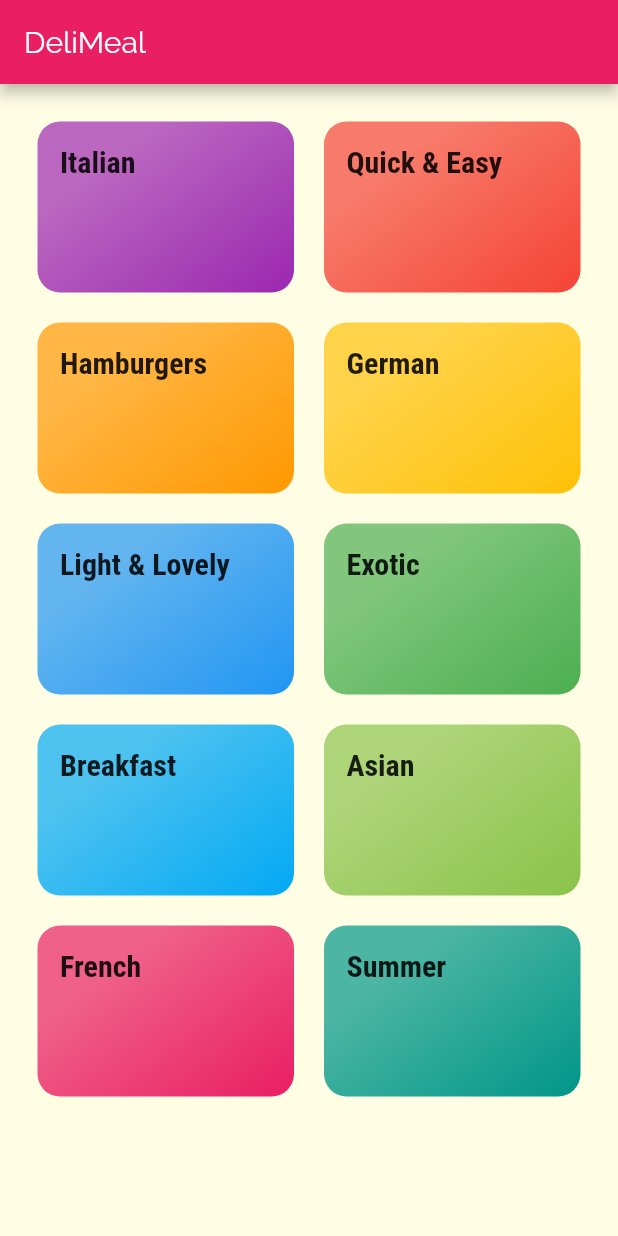
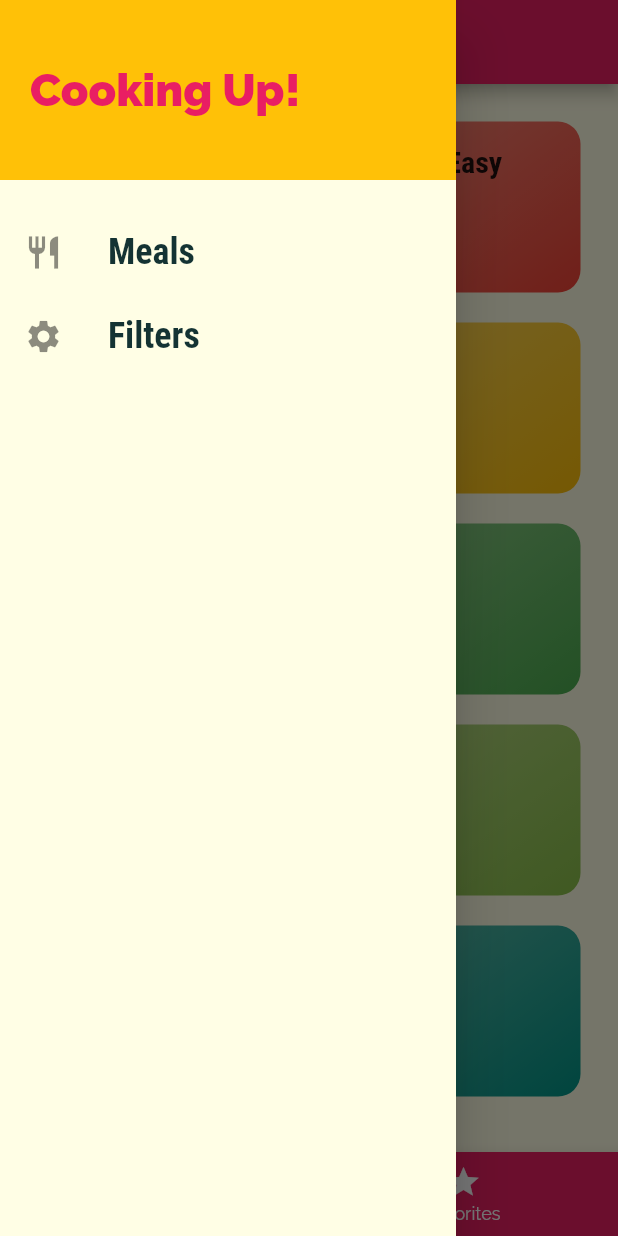
Before and after one commit to cyw233/delimeals, a Flutter app: the screen it shows after launch, with the side drawer open (before the commit the screen has no drawer), on a phone screen of 412 x 824 dp. Run offline on Flutter 3.47's test engine with Material 2 defaults, Android fonts, the phone set to English and light mode, and no system bars.

Commit message:
Complete course 175

```diff
--- a/lib/main.dart
+++ b/lib/main.dart
@@ -1,8 +1,10 @@
 import 'package:flutter/material.dart';
 
+import './screens/filters_screen.dart';
+import './screens/tabs_screen.dart';
 import './screens/meal_detail_screen.dart';
 import './screens/category_meals_screen.dart';
-import './screens/categories_screen.dart';
+// import './screens/categories_screen.dart';
 
 void main() => runApp(MyApp());
 
@@ -29,9 +31,10 @@ class MyApp extends StatelessWidget {
       ),
       // home: CategoriesScreen(),
       routes: {
-        '/': (ctx) => CategoriesScreen(),
+        '/': (ctx) => TabsScreen(),
         CategoryMealsScreen.routeName: (ctx) => CategoryMealsScreen(),
         MealDetailScreen.routeName: (ctx) => MealDetailScreen(),
+        FiltersScreen.routeName: (ctx) => FiltersScreen(),
       },
       // onGenerateRoute: (settings) {
       //   print(settings.arguments);
--- a/lib/screens/categories_screen.dart
+++ b/lib/screens/categories_screen.dart
@@ -6,11 +6,7 @@ import '../dummy_data.dart';
 class CategoriesScreen extends StatelessWidget {
   @override
   Widget build(BuildContext context) {
-    return Scaffold(
-      appBar: AppBar(
-        title: const Text('DeliMeal'),
-      ),
-      body: GridView(
+    return GridView(
       padding: const EdgeInsets.all(25),
       children: DUMMY_CATEGORIES
           .map((catData) => CategoryItem(
@@ -25,7 +21,6 @@ class CategoriesScreen extends StatelessWidget {
         crossAxisSpacing: 20,
         mainAxisSpacing: 20,
       ),
-      ),
     );
   }
 }
--- /dev/null
+++ b/lib/screens/filters_screen.dart
@@ -0,0 +1,19 @@
+import 'package:flutter/material.dart';
+import '../widgets/main_drawer.dart';
+
+class FiltersScreen extends StatelessWidget {
+  static const routeName = '/filters';
+
+  @override
+  Widget build(BuildContext context) {
+    return Scaffold(
+      appBar: AppBar(
+        title: Text('Your Filters'),
+      ),
+      drawer: MainDrawer(),
+      body: Center(
+        child: Text('Filters'),
+      ),
+    );
+  }
+}
--- a/lib/screens/meal_detail_screen.dart
+++ b/lib/screens/meal_detail_screen.dart
@@ -86,6 +86,12 @@ class MealDetailScreen extends StatelessWidget {
           ],
         ),
       ),
+      floatingActionButton: FloatingActionButton(
+        child: Icon(Icons.delete),
+        onPressed: () {
+          Navigator.of(context).pop(mealId);
+        },
+      ),
     );
   }
 }
--- a/lib/screens/tabs_screen.dart
+++ b/lib/screens/tabs_screen.dart
@@ -1,4 +1,8 @@
 import 'package:flutter/material.dart';
+
+import '../widgets/main_drawer.dart';
+import './categories_screen.dart';
+import './favorite_screen.dart';
 
 class TabsScreen extends StatefulWidget {
   @override
@@ -6,21 +10,47 @@ class TabsScreen extends StatefulWidget {
 }
 
 class _TabsScreenState extends State<TabsScreen> {
+  final List<Map<String, Object>> _pages = [
+    {
+      'page': CategoriesScreen(),
+      'title': 'Categories',
+    },
+    {
+      'page': FavoritesScreen(),
+      'title': 'Your Favorite',
+    },
+  ];
+  int _selectedPageIndex = 0;
+
+  void _selectPage(int index) {
+    setState(() {
+      _selectedPageIndex = index;
+    });
+  }
+
   @override
   Widget build(BuildContext context) {
     return Scaffold(
       appBar: AppBar(
-        title: Text('Meals'),
+        title: Text(_pages[_selectedPageIndex]['title']),
       ),
-      body: null,
+      drawer: MainDrawer(),
+      body: _pages[_selectedPageIndex]['page'],
       bottomNavigationBar: BottomNavigationBar(
+        onTap: _selectPage,
         backgroundColor: Theme.of(context).primaryColor,
+        unselectedItemColor: Colors.white,
+        selectedItemColor: Theme.of(context).accentColor,
+        currentIndex: _selectedPageIndex,
+        // type: BottomNavigationBarType.shifting,
         items: [
           BottomNavigationBarItem(
+            backgroundColor: Theme.of(context).primaryColor,
             icon: Icon(Icons.category),
             title: Text('Categories'),
           ),
           BottomNavigationBarItem(
+            backgroundColor: Theme.of(context).primaryColor,
             icon: Icon(Icons.star),
             title: Text('Favorites'),
           ),
--- /dev/null
+++ b/lib/widgets/main_drawer.dart
@@ -0,0 +1,63 @@
+import 'package:flutter/material.dart';
+import '../screens/filters_screen.dart';
+
+class MainDrawer extends StatelessWidget {
+  Widget buildListTile(String title, IconData icon, Function tapHandler) {
+    return ListTile(
+      leading: Icon(
+        icon,
+        size: 26,
+      ),
+      title: Text(
+        title,
+        style: TextStyle(
+          fontFamily: 'RobotoCondensed',
+          fontSize: 24,
+          fontWeight: FontWeight.bold,
+        ),
+      ),
+      onTap: tapHandler,
+    );
+  }
+
+  @override
+  Widget build(BuildContext context) {
+    return Drawer(
+      child: Column(
+        children: <Widget>[
+          Container(
+            height: 120,
+            width: double.infinity,
+            padding: EdgeInsets.all(20),
+            alignment: Alignment.centerLeft,
+            color: Theme.of(context).accentColor,
+            child: Text(
+              'Cooking Up!',
+              style: TextStyle(
+                fontWeight: FontWeight.w900,
+                fontSize: 30,
+                color: Theme.of(context).primaryColor,
+              ),
+            ),
+          ),
+          SizedBox(height: 20),
+          buildListTile(
+            'Meals',
+            Icons.restaurant,
+            () {
+              Navigator.of(context).pushReplacementNamed('/');
+            },
+          ),
+          buildListTile(
+            'Filters',
+            Icons.settings,
+            () {
+              Navigator.of(context)
+                  .pushReplacementNamed(FiltersScreen.routeName);
+            },
+          ),
+        ],
+      ),
+    );
+  }
+}
```
Also changed, not shown: lib/screens/category_meals_screen.dart (+47 -21 lines), lib/widgets/meal_item.dart (+10 -2 lines). Lines whose indentation alone changed are shown as unchanged.
